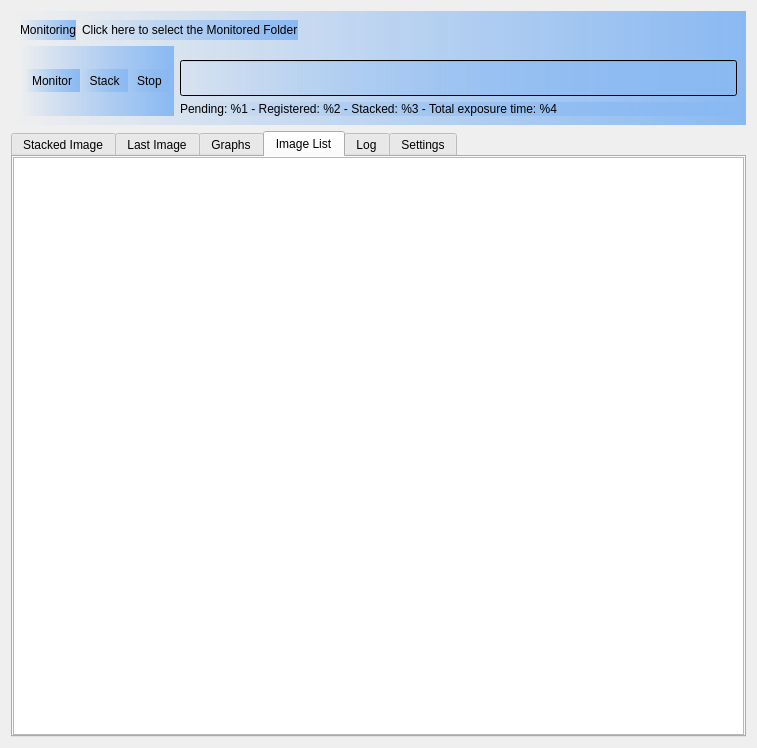
The window that DeepSkyStackerLive/ui/DeepSkyStackerLive.ui (deepskystacker/DSS) describes before a commit, drawn with Qt 5.
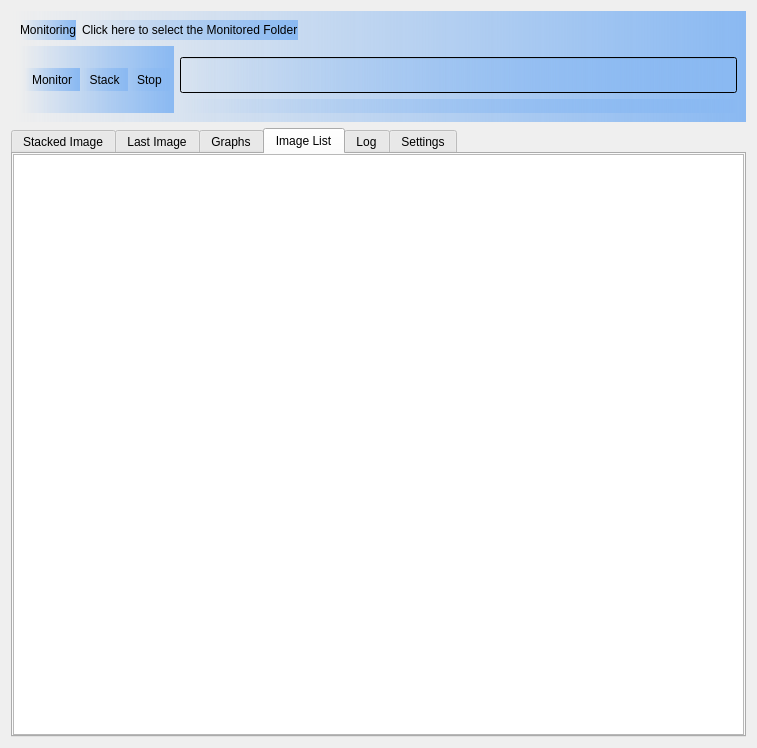
The same window after the commit. Icons and pictures are not drawn. Custom widgets are drawn as their Qt base class.

Diff of the .ui file:
```diff
--- a/DeepSkyStackerLive/ui/DeepSkyStackerLive.ui
+++ b/DeepSkyStackerLive/ui/DeepSkyStackerLive.ui
@@ -130,7 +130,7 @@
             <property name="sizeHint" stdset="0">
              <size>
               <width>20</width>
-              <height>14</height>
+              <height>11</height>
              </size>
             </property>
            </spacer>
@@ -157,7 +157,7 @@
           <item>
            <widget class="QLabel" name="statusMessage">
             <property name="sizePolicy">
-             <sizepolicy hsizetype="Expanding" vsizetype="Preferred">
+             <sizepolicy hsizetype="Expanding" vsizetype="Fixed">
               <horstretch>0</horstretch>
               <verstretch>0</verstretch>
              </sizepolicy>
@@ -166,7 +166,7 @@
              <string notr="true">background: qcolor(rgba(0,0,0,0))</string>
             </property>
             <property name="text">
-             <string comment="IDC_STATS">Pending: %1 - Registered: %2 - Stacked: %3 - Total exposure time: %4</string>
+             <string notr="true" comment="IDC_STATS"/>
             </property>
            </widget>
           </item>
```
